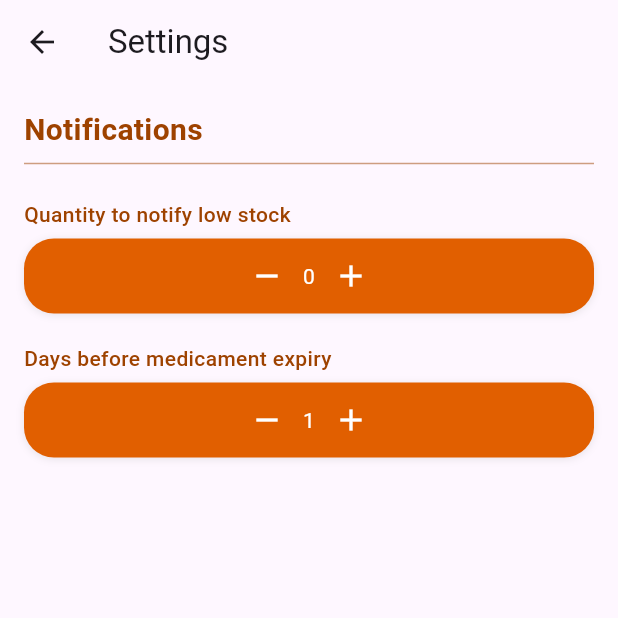
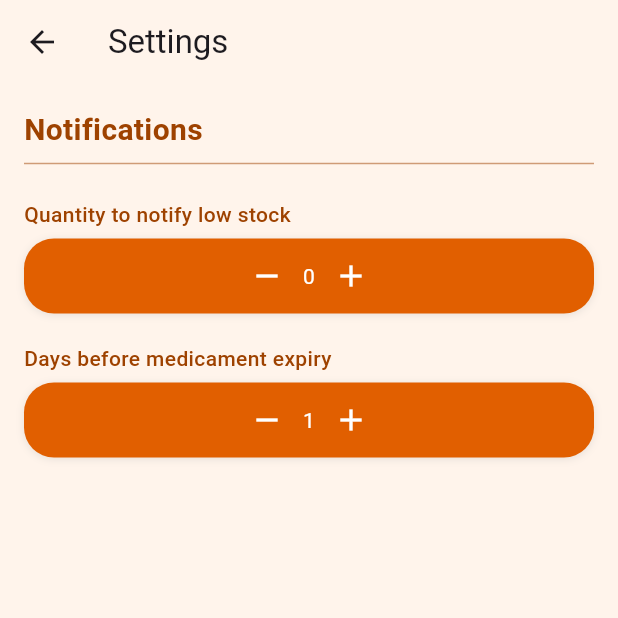
Before and after one commit to YZ1GO/L.EIC017_ES_PRJ, a Flutter app: the SettingsScreen screen opened directly, on a phone screen of 412 x 824 dp, the top half of it. Run offline on Flutter 3.47's test engine with Material 3 defaults, Android fonts, the phone set to English and light mode, and no system bars; our stand-ins replace firebase_core, firebase_database, flutter_local_notifications, font_awesome_flutter, permission_handler, shared_preferences and 1 more; accounts and stored records are empty.

Commit message:
modify settings screen background color

```diff
--- a/app/lib/screens/settings_screen.dart
+++ b/app/lib/screens/settings_screen.dart
@@ -54,8 +54,10 @@ class _SettingsScreenState extends State<SettingsScreen> {
   @override
   Widget build(BuildContext context) {
     return Scaffold(
+      backgroundColor: const Color.fromRGBO(255, 244, 235, 1),
       appBar: AppBar(
         title: const Text('Settings'),
+        backgroundColor: Colors.transparent,
       ),
       body: SingleChildScrollView(
         child: Padding(
```
